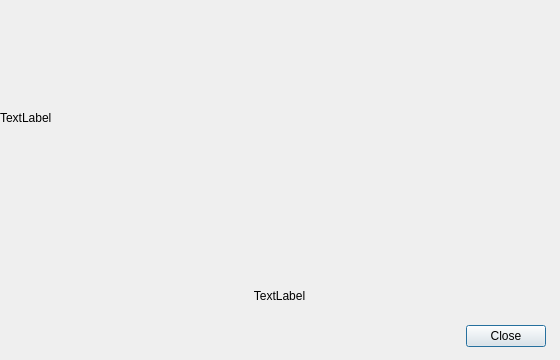
First picture: the form in ui/qdlgabout.ui, repository CoppeliaRobotics/coppeliaSimLib, before the edit.
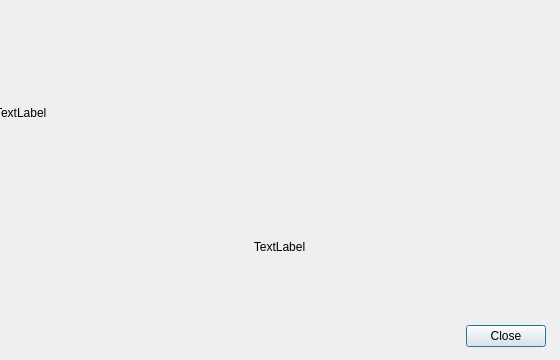
Second picture: the form after the edit.

```diff
--- a/ui/qdlgabout.ui
+++ b/ui/qdlgabout.ui
@@ -19,9 +19,9 @@
   <widget class="QLabel" name="splashImage">
    <property name="geometry">
     <rect>
-     <x>0</x>
-     <y>0</y>
-     <width>560</width>
+     <x>-5</x>
+     <y>-5</y>
+     <width>570</width>
      <height>236</height>
     </rect>
    </property>
@@ -48,7 +48,7 @@
     <string>TextLabel</string>
    </property>
    <property name="alignment">
-    <set>Qt::AlignCenter</set>
+    <set>Qt::AlignHCenter|Qt::AlignTop</set>
    </property>
    <property name="wordWrap">
     <bool>false</bool>
```
Left out of the diff: 3 changed lines with no effect on the pictures.
